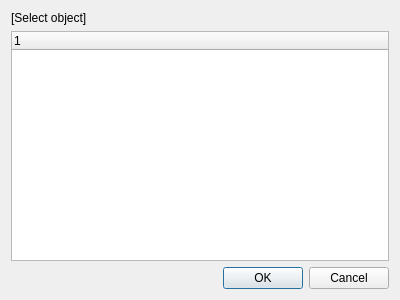
Before: the Qt Designer form src/gui/windows/ObjectSelectWindowBase.ui in startkladde/startkladde, drawn with Qt 5.
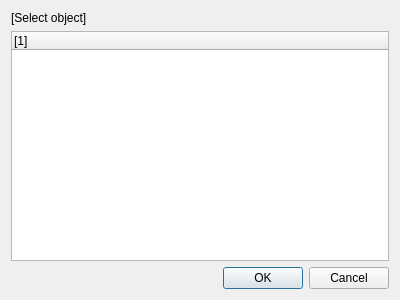
After: the same form once the commit is applied.

The edit to the form file:
```diff
--- a/src/gui/windows/ObjectSelectWindowBase.ui
+++ b/src/gui/windows/ObjectSelectWindowBase.ui
@@ -34,7 +34,7 @@
      </property>
      <column>
       <property name="text">
-       <string notr="true">1</string>
+       <string notr="true">[1]</string>
       </property>
      </column>
     </widget>
```
